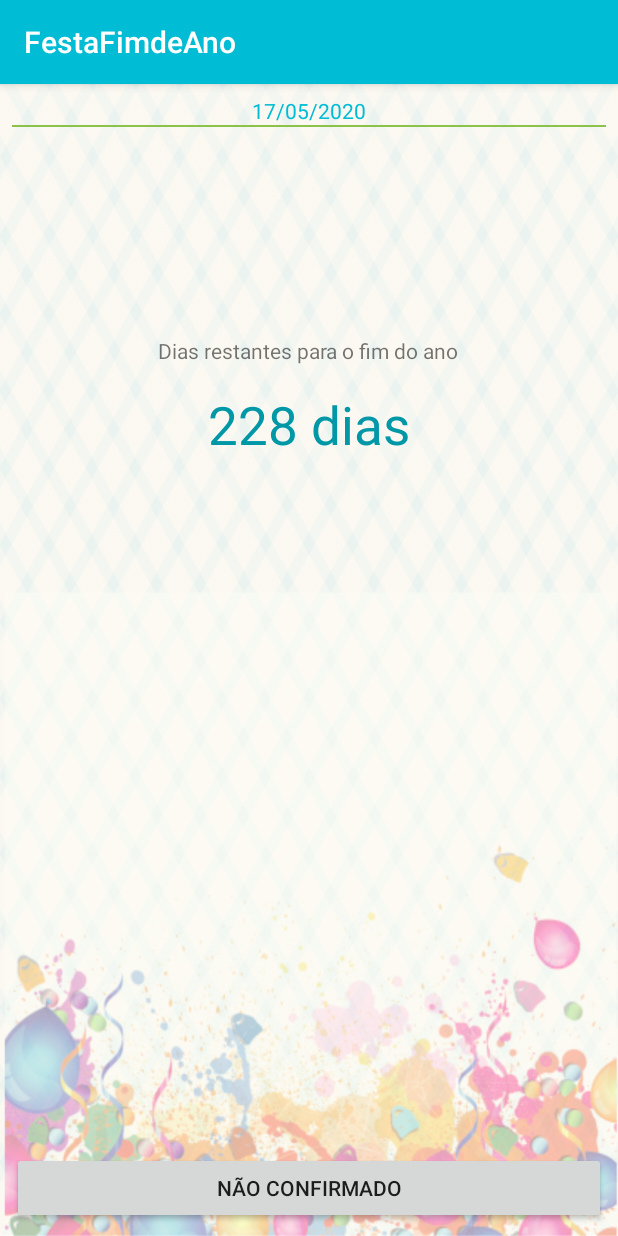
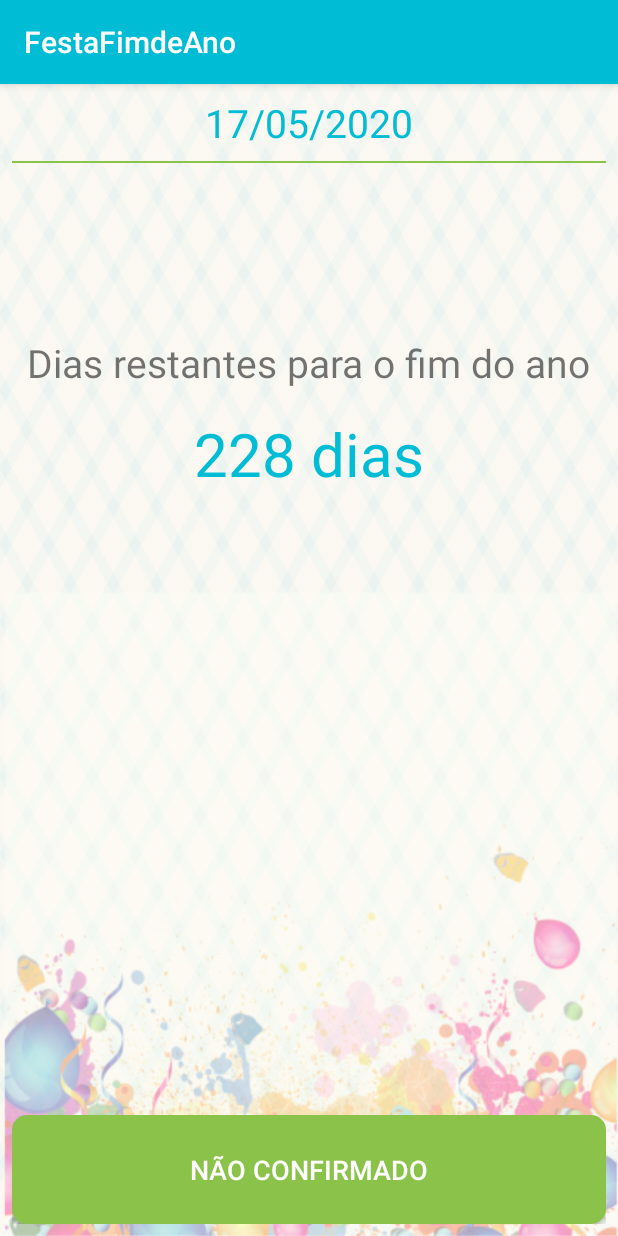
Before and after one commit to agostinho/FestaFimdeAno, an Android app: the screen it shows after launch (MainActivity), on a phone screen of 412 x 824 dp. Run offline under Robolectric (Android 15) with nearby library versions, the phone set to English and light mode, and no system bars.

Commit message:
VERSION 1.0 BETA

```diff
--- /dev/null
+++ b/app/src/main/res/drawable/button_background.xml
@@ -0,0 +1,5 @@
+<?xml version="1.0" encoding="utf-8"?>
+<shape xmlns:android="http://schemas.android.com/apk/res/android">
+    <corners android:radius="10dp" />
+    <solid android:color="@color/colorAccent"/>
+</shape>
--- a/app/src/main/res/layout/activity_details.xml
+++ b/app/src/main/res/layout/activity_details.xml
@@ -15,7 +15,7 @@
         android:gravity="center"
         android:text="@string/voc_vai_participar"
         android:textColor="@color/colorPrimary"
-        android:textSize="30sp" />
+        android:textSize="28dp" />
 
     <View
         android:layout_width="match_parent"
@@ -26,7 +26,8 @@
         android:id="@+id/check_participate"
         android:layout_width="wrap_content"
         android:layout_height="0dp"
+        android:layout_gravity="center"
         android:layout_weight="1"
-        android:layout_gravity="center"
-        android:text="@string/voc_vai_participar"/>
+        android:text="@string/voc_vai_participar"
+        android:textSize="28dp" />
 </LinearLayout>
--- a/app/src/main/res/layout/activity_main.xml
+++ b/app/src/main/res/layout/activity_main.xml
@@ -3,8 +3,8 @@
     xmlns:tools="http://schemas.android.com/tools"
     android:layout_width="match_parent"
     android:layout_height="match_parent"
+    android:background="@drawable/background"
     android:orientation="vertical"
-    android:background="@drawable/background"
     android:padding="8dp"
     tools:context=".view.MainActivity">
 
@@ -12,41 +12,47 @@
         android:id="@+id/text_today"
         android:layout_width="match_parent"
         android:layout_height="wrap_content"
+        android:gravity="center"
+        android:text="01/01/2019"
         android:textColor="@color/colorPrimary"
-        android:gravity="center"
-        android:text="01/01/2019" />
+        android:textSize="26sp" />
 
     <View
         android:layout_width="match_parent"
         android:layout_height="1dp"
         android:layout_below="@id/text_today"
+        android:layout_marginTop="8dp"
         android:background="@color/colorAccent" />
 
     <TextView
         android:id="@+id/text_label_days_left"
         android:layout_width="wrap_content"
         android:layout_height="wrap_content"
+        android:layout_centerHorizontal="true"
         android:layout_marginTop="160dp"
-        android:layout_centerHorizontal="true"
-        android:text="@string/dias_restantes_para_o_fim_do_ano"/>
+        android:text="@string/dias_restantes_para_o_fim_do_ano"
+        android:textSize="26sp" />
 
     <TextView
+        android:id="@+id/text_days_left"
         android:layout_width="wrap_content"
         android:layout_height="wrap_content"
-        android:id="@+id/text_days_left"
+        android:layout_below="@+id/text_label_days_left"
+        android:layout_centerHorizontal="true"
+        android:layout_marginTop="16dp"
         android:text="365 dias"
-        android:layout_marginTop="16dp"
-        android:textColor="@color/colorPrimaryDark"
-        android:textSize="35sp"
-        android:layout_centerHorizontal="true"
-        android:layout_below="@+id/text_label_days_left"
-        />
+        android:textColor="@color/colorPrimary"
+        android:textSize="40sp" />
 
     <Button
         android:id="@+id/buttonConfirm"
         android:layout_width="match_parent"
         android:layout_height="wrap_content"
         android:layout_alignParentBottom="true"
-        android:text="SIM/NÃO/NÃO CONFIRMADO" />
+        android:background="@drawable/button_background"
+        android:padding="24dp"
+        android:text="SIM/NÃO/NÃO CONFIRMADO"
+        android:textColor="@color/colorTextWhite"
+        android:textSize="18sp" />
 
 </RelativeLayout>
```
